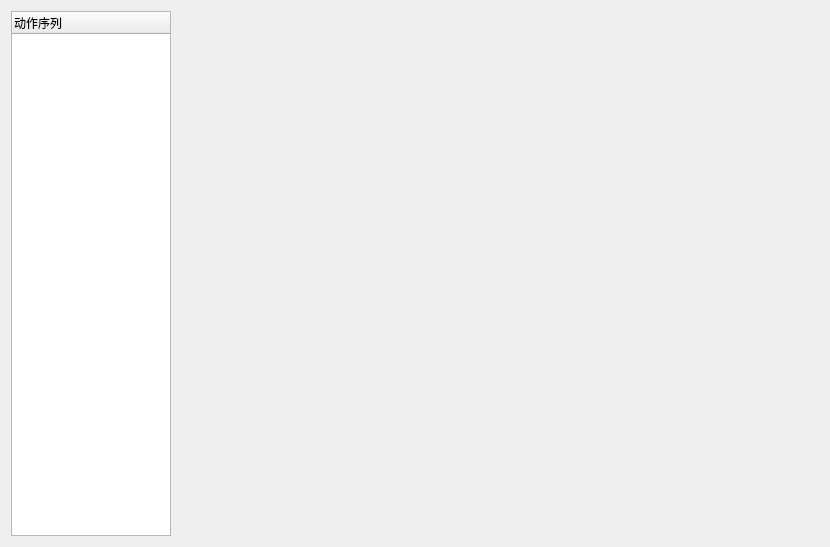
Before: the Qt Designer form DrillGIFActionSequenceEditor/Source/MainModule/drillgifactionsequenceeditor.ui in DrillUp/DrillGIFActionSequenceEditor, drawn with Qt 5.
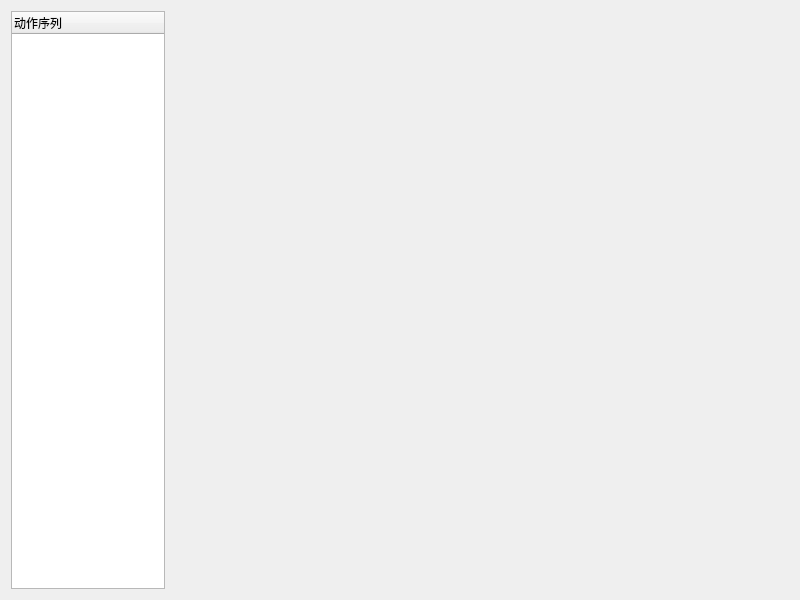
After: the same form once the commit is applied.

Diff of the .ui file:
```diff
--- a/DrillGIFActionSequenceEditor/Source/MainModule/drillgifactionsequenceeditor.ui
+++ b/DrillGIFActionSequenceEditor/Source/MainModule/drillgifactionsequenceeditor.ui
@@ -1,19 +1,18 @@
 <?xml version="1.0" encoding="UTF-8"?>
 <ui version="4.0">
  <class>DrillGIFActionSequenceEditorClass</class>
- <widget class="QMainWindow" name="DrillGIFActionSequenceEditorClass">
+ <widget class="QDialog" name="DrillGIFActionSequenceEditorClass">
   <property name="geometry">
    <rect>
     <x>0</x>
     <y>0</y>
-    <width>830</width>
-    <height>547</height>
+    <width>800</width>
+    <height>600</height>
    </rect>
   </property>
   <property name="windowTitle">
    <string>DrillGIFActionSequenceEditor</string>
   </property>
-  <widget class="QWidget" name="centralWidget">
    <layout class="QHBoxLayout" name="horizontalLayout" stretch="1,4">
     <item>
      <widget class="QTreeWidget" name="treeWidget">
@@ -29,10 +28,6 @@
     </item>
    </layout>
   </widget>
- </widget>
- <layoutdefault spacing="6" margin="11"/>
- <resources>
-  <include location="../../drillgifactionsequenceeditor.qrc"/>
- </resources>
+ <resources/>
  <connections/>
 </ui>
```
Left out of the diff: 2 changed lines with no effect on the pictures. Lines whose indentation alone changed are shown as unchanged.
